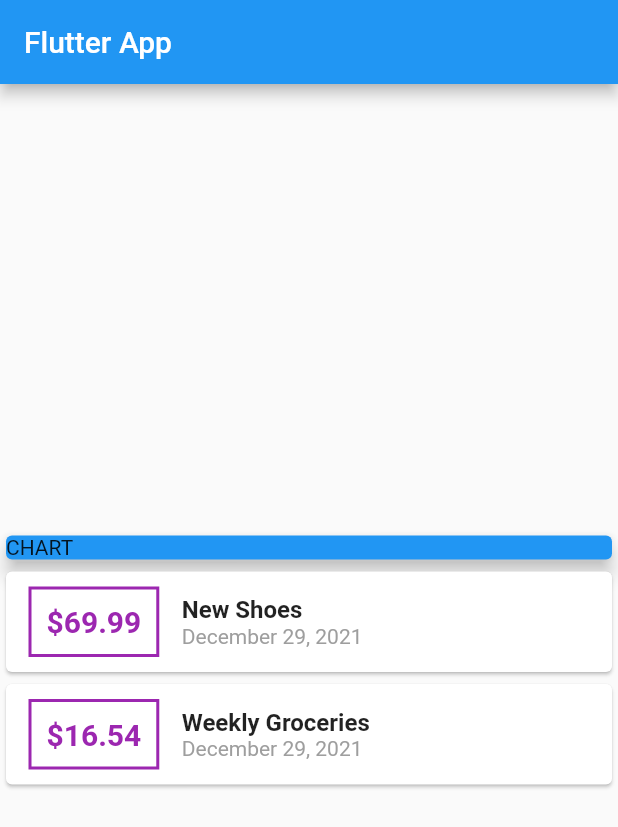
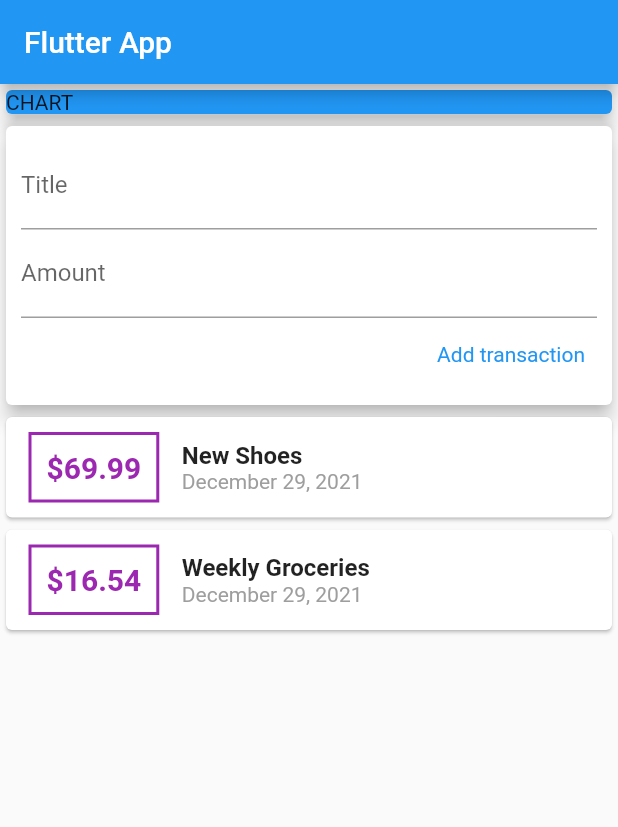
Before and after one commit to renson1123/personal_expenses_app, a Flutter app: the screen it shows after launch, on a phone screen of 412 x 824 dp. Shown: the top 827 px of the screen. Run offline on Flutter 3.47's test engine with Material 2 defaults, Android fonts, the phone set to English and light mode, and no system bars.

Commit message:
Added a TextField widget and InputDecorations for adding labelText and adding a Text Button for the transaction list

```diff
--- a/lib/main.dart
+++ b/lib/main.dart
@@ -1,6 +1,6 @@
 import 'package:flutter/material.dart';
 import './transaction.dart';
-import 'package:intl/intl.dart';
+import 'package:intl/intl.dart'; // To accessed the DateFormat function
 
 void main() => runApp(MyApp());
 
@@ -36,7 +36,7 @@ class MyHomePage extends StatelessWidget {
         title: Text('Flutter App'),
       ),
       body: Column(
-        mainAxisAlignment: MainAxisAlignment.center,
+        //mainAxisAlignment: MainAxisAlignment.start,
         crossAxisAlignment: CrossAxisAlignment.stretch,
         children: <Widget>[
           Container(
@@ -48,6 +48,30 @@ class MyHomePage extends StatelessWidget {
                 child: Text('CHART'),
               ),
               elevation: 5,
+            ),
+          ),
+          Card(
+            elevation: 5,
+            child: Container(
+              padding: EdgeInsets.all(10),
+              child: Column(
+                crossAxisAlignment: CrossAxisAlignment.end,
+                children: <Widget>[
+                  TextField(
+                    decoration: InputDecoration(labelText: 'Title'),
+                  ),
+                  TextField(
+                    decoration: InputDecoration(labelText: 'Amount'),
+                  ),
+                  TextButton(
+                    onPressed: () {},
+                    child: Text('Add transaction'),
+                    style: TextButton.styleFrom(
+                      textStyle: const TextStyle(),
+                    ),
+                  )
+                ],
+              ),
             ),
           ),
           Column(
```
